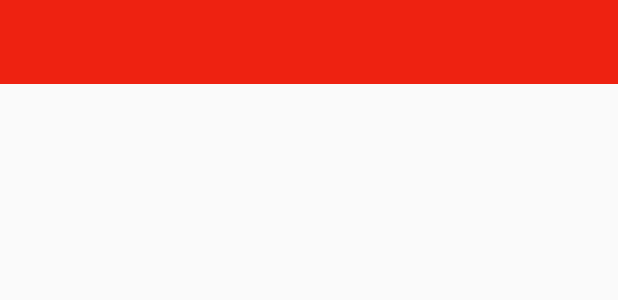
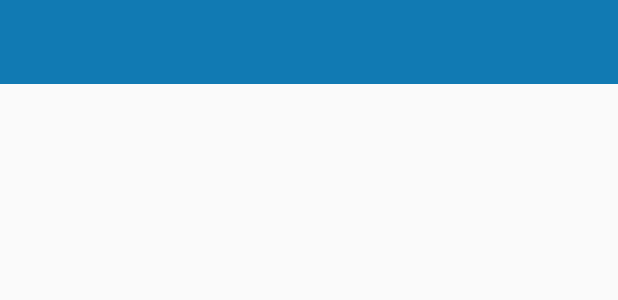
Before and after one commit to mehrabrym/Spyfall, an Android app: the layout tool_bar.xml on its own in the app's theme, with its tools: preview values and no code run, on a phone screen of 412 x 824 dp. Shown: the top 300 px of the screen. Run offline under Robolectric (Android 15) with nearby library versions, the phone set to English and light mode, and no system bars.

Commit message:
Changed the theme to blue-ish

```diff
--- a/app/src/main/res/values/color.xml
+++ b/app/src/main/res/values/color.xml
@@ -1,7 +1,7 @@
 <?xml version="1.0" encoding="utf-8"?>
 <resources>
-    <color name="primary">#ee2211</color>
-    <color name="primary_dark">#E30000</color>
-    <color name="accent">#e30000</color>
+    <color name="primary">#117ab3</color>
+    <color name="primary_dark">#06517c</color>
+    <color name="accent">#106798</color>
 	<color name="tabsScrollColor">#ffffff</color>
 </resources>
```
